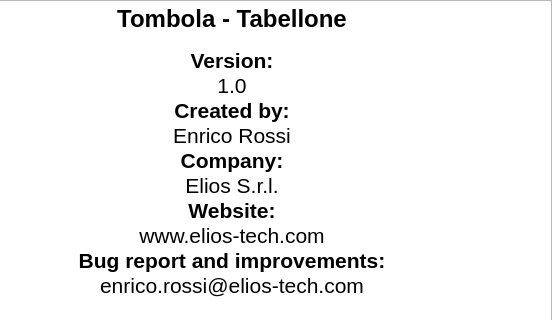
elios-tech/Tombola, file TabellonePrj/TabellonePrj/credits.ui: the form before one commit; both pictures show x 88 to 640 and y 0 to 320 of the 640 by 480 pixel window.
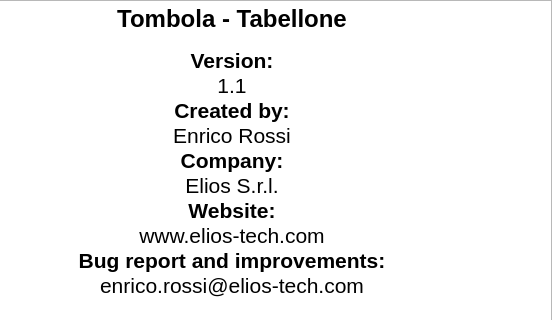
The form after the commit. Icons and pictures are not drawn.

What changed in the file:
```diff
--- a/TabellonePrj/TabellonePrj/credits.ui
+++ b/TabellonePrj/TabellonePrj/credits.ui
@@ -52,7 +52,7 @@
 &lt;p align=&quot;center&quot; style=&quot; margin-top:0px; margin-bottom:0px; margin-left:0px; margin-right:0px; -qt-block-indent:0; text-indent:0px;&quot;&gt;&lt;span style=&quot; font-size:18pt; font-weight:600;&quot;&gt;Tombola - Tabellone&lt;/span&gt;&lt;/p&gt;
 &lt;p align=&quot;center&quot; style=&quot;-qt-paragraph-type:empty; margin-top:0px; margin-bottom:0px; margin-left:0px; margin-right:0px; -qt-block-indent:0; text-indent:0px; font-size:10pt; font-weight:600;&quot;&gt;&lt;br /&gt;&lt;/p&gt;
 &lt;p align=&quot;center&quot; style=&quot; margin-top:0px; margin-bottom:0px; margin-left:0px; margin-right:0px; -qt-block-indent:0; text-indent:0px;&quot;&gt;&lt;span style=&quot; font-size:16pt; font-weight:600;&quot;&gt;Version:&lt;/span&gt;&lt;/p&gt;
-&lt;p align=&quot;center&quot; style=&quot; margin-top:0px; margin-bottom:0px; margin-left:0px; margin-right:0px; -qt-block-indent:0; text-indent:0px;&quot;&gt;&lt;span style=&quot; font-size:16pt;&quot;&gt;1.0&lt;/span&gt;&lt;/p&gt;
+&lt;p align=&quot;center&quot; style=&quot; margin-top:0px; margin-bottom:0px; margin-left:0px; margin-right:0px; -qt-block-indent:0; text-indent:0px;&quot;&gt;&lt;span style=&quot; font-size:16pt;&quot;&gt;1.1&lt;/span&gt;&lt;/p&gt;
 &lt;p align=&quot;center&quot; style=&quot; margin-top:0px; margin-bottom:0px; margin-left:0px; margin-right:0px; -qt-block-indent:0; text-indent:0px;&quot;&gt;&lt;span style=&quot; font-size:16pt; font-weight:600;&quot;&gt;Created by:&lt;/span&gt;&lt;/p&gt;
 &lt;p align=&quot;center&quot; style=&quot; margin-top:0px; margin-bottom:0px; margin-left:0px; margin-right:0px; -qt-block-indent:0; text-indent:0px;&quot;&gt;&lt;span style=&quot; font-size:16pt;&quot;&gt;Enrico Rossi&lt;/span&gt;&lt;/p&gt;
 &lt;p align=&quot;center&quot; style=&quot; margin-top:0px; margin-bottom:0px; margin-left:0px; margin-right:0px; -qt-block-indent:0; text-indent:0px;&quot;&gt;&lt;span style=&quot; font-size:16pt; font-weight:600;&quot;&gt;Company:&lt;/span&gt;&lt;/p&gt;
```
